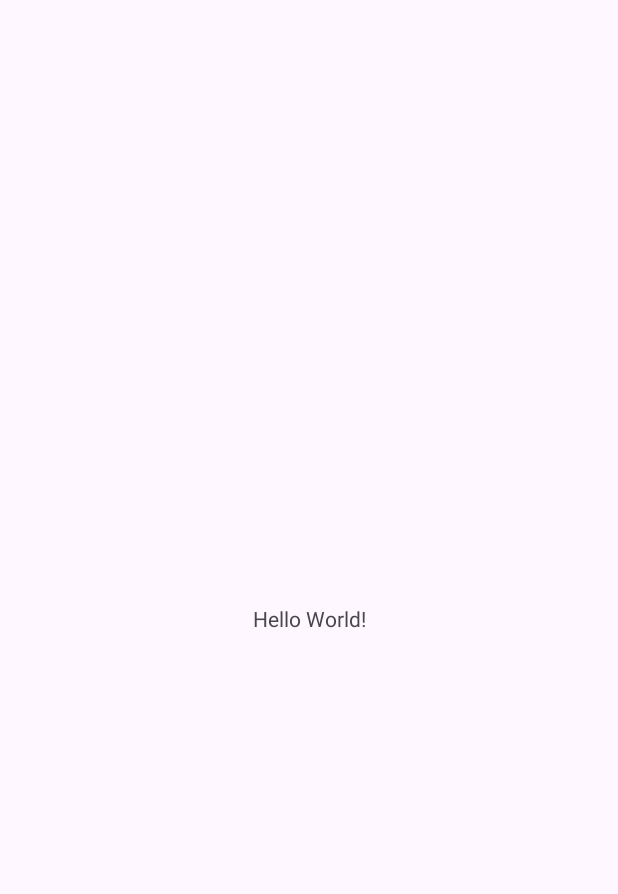
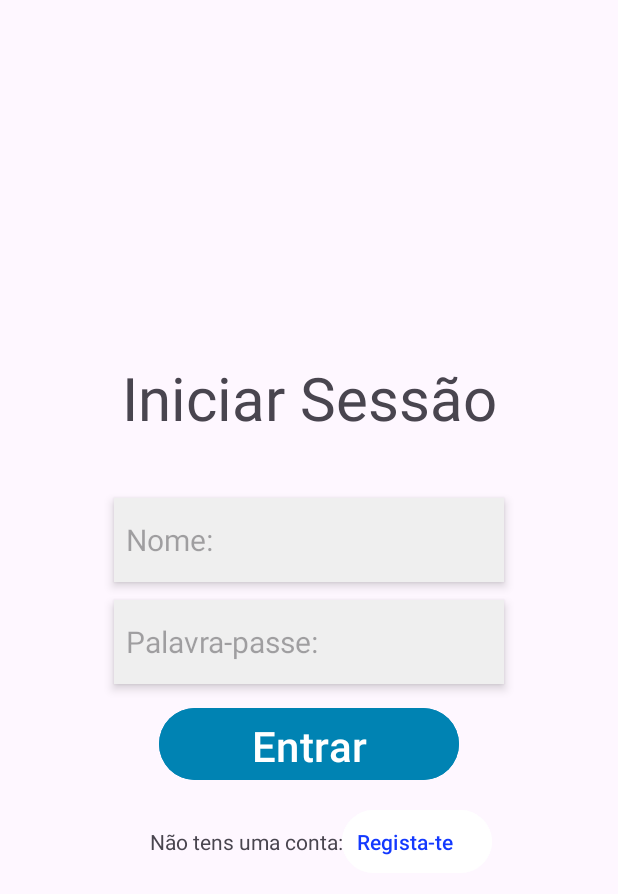
Before and after one commit to Fonntes/AboutTravel, an Android app: the screen it shows after launch (MainActivity), on a phone screen of 412 x 824 dp. Before the commit the part shown is almost empty. Shown: the top 894 px of the screen. Run offline under Robolectric (Android 15) with nearby library versions, the phone set to English and light mode, and no system bars.

Commit message:
start login page

```diff
--- /dev/null
+++ b/app/src/main/java/com/example/abouttravel/LoginFragment.kt
@@ -0,0 +1,59 @@
+package com.example.abouttravel
+
+import android.os.Bundle
+import androidx.fragment.app.Fragment
+import android.view.LayoutInflater
+import android.view.View
+import android.view.ViewGroup
+
+// TODO: Rename parameter arguments, choose names that match
+// the fragment initialization parameters, e.g. ARG_ITEM_NUMBER
+private const val ARG_PARAM1 = "param1"
+private const val ARG_PARAM2 = "param2"
+
+/**
+ * A simple [Fragment] subclass.
+ * Use the [LoginFragment.newInstance] factory method to
+ * create an instance of this fragment.
+ */
+class LoginFragment : Fragment() {
+    // TODO: Rename and change types of parameters
+    private var param1: String? = null
+    private var param2: String? = null
+
+    override fun onCreate(savedInstanceState: Bundle?) {
+        super.onCreate(savedInstanceState)
+        arguments?.let {
+            param1 = it.getString(ARG_PARAM1)
+            param2 = it.getString(ARG_PARAM2)
+        }
+    }
+
+    override fun onCreateView(
+        inflater: LayoutInflater, container: ViewGroup?,
+        savedInstanceState: Bundle?
+    ): View? {
+        // Inflate the layout for this fragment
+        return inflater.inflate(R.layout.fragment_login, container, false)
+    }
+
+    companion object {
+        /**
+         * Use this factory method to create a new instance of
+         * this fragment using the provided parameters.
+         *
+         * @param param1 Parameter 1.
+         * @param param2 Parameter 2.
+         * @return A new instance of fragment LoginFragment.
+         */
+        // TODO: Rename and change types and number of parameters
+        @JvmStatic
+        fun newInstance(param1: String, param2: String) =
+            LoginFragment().apply {
+                arguments = Bundle().apply {
+                    putString(ARG_PARAM1, param1)
+                    putString(ARG_PARAM2, param2)
+                }
+            }
+    }
+}
--- a/app/src/main/java/com/example/abouttravel/MainActivity.kt
+++ b/app/src/main/java/com/example/abouttravel/MainActivity.kt
@@ -2,17 +2,11 @@ package com.example.abouttravel
 
 import android.os.Bundle
 import androidx.appcompat.app.AppCompatActivity
-import androidx.core.view.ViewCompat
-import androidx.core.view.WindowInsetsCompat
+
 
 class MainActivity : AppCompatActivity() {
     override fun onCreate(savedInstanceState: Bundle?) {
         super.onCreate(savedInstanceState)
-        setContentView(R.layout.activity_main)
-        ViewCompat.setOnApplyWindowInsetsListener(findViewById(R.id.main)) { v, insets ->
-            val systemBars = insets.getInsets(WindowInsetsCompat.Type.systemBars())
-            v.setPadding(systemBars.left, systemBars.top, systemBars.right, systemBars.bottom)
-            insets
-        }
+        setContentView(R.layout.fragment_login)
     }
 }
--- a/app/src/main/java/com/example/abouttravel/data/db/AboutTravelDataBase.kt
+++ b/app/src/main/java/com/example/abouttravel/data/db/AboutTravelDataBase.kt
@@ -8,7 +8,7 @@ import androidx.room.TypeConverters
 import com.example.abouttravel.data.dao.*
 import com.example.abouttravel.data.entities.*
 
-@Database(entities = [Trip::class, Location::class, LocalType::class, Media::class ,Session::class], version = 1)
+@Database(entities = [Trip::class, Location::class, LocalType::class, Media::class ,Session::class, Rating::class, UsersTrips::class ], version = 1)
 @TypeConverters(Converters::class)
 abstract class AboutTravelDataBase : RoomDatabase() {
     abstract fun tripDao(): TripDao
--- a/app/src/main/res/layout/activity_main.xml
+++ b/app/src/main/res/layout/activity_main.xml
@@ -10,7 +10,7 @@
     <TextView
         android:layout_width="wrap_content"
         android:layout_height="wrap_content"
-        android:text="Hello World!"
+        android:text="Hesadasdasdad"
         app:layout_constraintBottom_toBottomOf="parent"
         app:layout_constraintEnd_toEndOf="parent"
         app:layout_constraintStart_toStartOf="parent"
--- /dev/null
+++ b/app/src/main/res/layout/fragment_login.xml
@@ -0,0 +1,92 @@
+<?xml version="1.0" encoding="utf-8"?>
+<LinearLayout
+    xmlns:android="http://schemas.android.com/apk/res/android"
+    xmlns:tools="http://schemas.android.com/tools"
+    android:layout_width="match_parent"
+    android:layout_height="match_parent"
+    android:orientation="vertical"
+    android:gravity="center"
+    tools:context=".LoginFragment">
+
+    <!--<ImageView
+        android:id="@+id/image_view"
+        android:layout_width="wrap_content"
+        android:layout_height="wrap_content"
+        android:src="@drawable/logo/LOGO - ABOUT TRAVEL_Prancheta 1-01"
+        android:layout_alignParentStart="true"
+        android:layout_centerVertical="true"
+        android:layout_marginEnd="8dp" />-->
+
+
+    <TextView
+        android:layout_width="match_parent"
+        android:layout_height="wrap_content"
+        android:gravity="center"
+        android:text="Iniciar Sessão"
+        android:textSize="40sp"
+        android:layout_marginBottom="40dp"
+        />
+
+    <EditText
+        android:id="@+id/nameField"
+        android:layout_width="260dp"
+        android:layout_height="56dp"
+        android:hint="Nome:"
+        android:textSize="20sp"
+        android:paddingStart="8dp"
+        android:background="@color/grey"
+        android:elevation="4dp"
+        android:layout_marginBottom="12dp"
+        />
+
+    <EditText
+        android:id="@+id/passField"
+        android:layout_width="260dp"
+        android:layout_height="56dp"
+        android:hint="Palavra-passe:"
+        android:textSize="20sp"
+        android:paddingStart="8dp"
+        android:background="@color/grey"
+        android:elevation="4dp"
+        android:layout_marginBottom="12dp"
+        />
+
+    <Button
+        android:id="@+id/button"
+        android:layout_width="200dp"
+        android:layout_height="56dp"
+        android:text="Entrar"
+        android:textSize="28sp"
+        android:backgroundTint="@color/blue"
+        android:layout_marginBottom="12dp"
+        />
+
+    <LinearLayout
+        android:layout_width="match_parent"
+        android:layout_height="wrap_content"
+        android:orientation="horizontal"
+        android:gravity="center">
+
+        <TextView
+            android:layout_width="wrap_content"
+            android:layout_height="wrap_content"
+            android:text="Não tens uma conta: "
+            android:layout_marginEnd="-4dp"
+            android:layout_marginStart="16dp"
+            />
+
+        <Button
+            android:id="@+id/button_register"
+            android:layout_width="100dp"
+            android:layout_height="50dp"
+
+            android:text="Regista-te"
+            android:textColor="@color/hardBlue"
+            android:paddingLeft="8dp"
+            android:onClick="onClickRegister"
+            android:backgroundTint="@color/white"
+            />
+
+    </LinearLayout>
+
+</LinearLayout>
--- a/app/src/main/res/values/colors.xml
+++ b/app/src/main/res/values/colors.xml
@@ -2,4 +2,7 @@
 <resources>
     <color name="black">#FF000000</color>
     <color name="white">#FFFFFFFF</color>
+    <color name="blue">#0083B3</color>
+    <color name="hardBlue">#1339FF</color>
+    <color name="grey">#EFEFEF</color>
 </resources>
--- a/app/src/main/res/values/strings.xml
+++ b/app/src/main/res/values/strings.xml
@@ -1,3 +1,5 @@
 <resources>
     <string name="app_name">AboutTravel</string>
+    <!-- TODO: Remove or change this placeholder text -->
+    <string name="hello_blank_fragment">Hello blank fragment</string>
 </resources>
```
